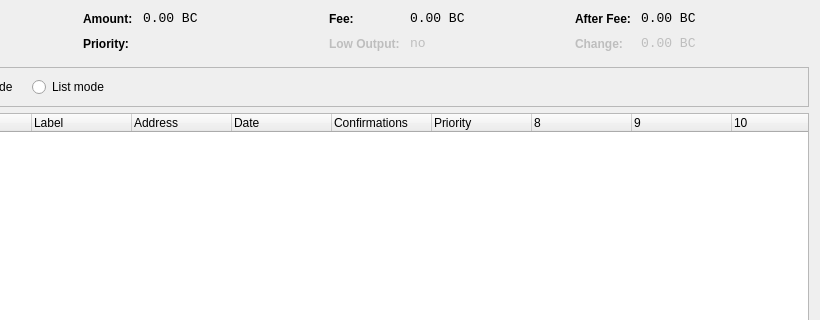
Qt form src/qt/forms/coincontroldialog.ui (bogatyrov/valorbit) before a commit; both pictures show x 180 to 1000 and y 0 to 320 of the 1000 by 500 pixel window.
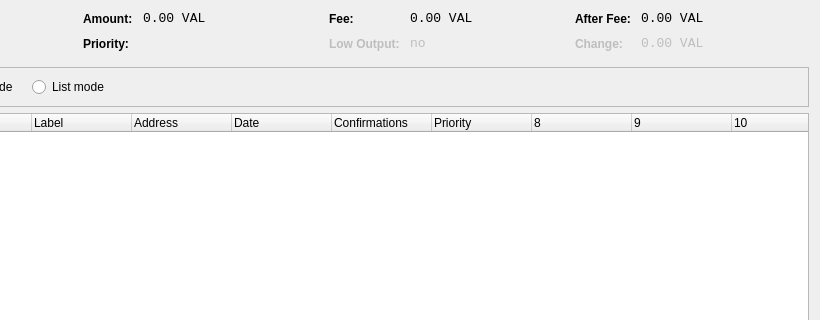
The same form after that commit. Custom widgets are drawn as their Qt base class.

Patch:
```diff
--- a/src/qt/forms/coincontroldialog.ui
+++ b/src/qt/forms/coincontroldialog.ui
@@ -141,7 +141,7 @@
           <enum>Qt::ActionsContextMenu</enum>
          </property>
          <property name="text">
-          <string notr="true">0.00 BC</string>
+          <string notr="true">0.00 VAL</string>
          </property>
          <property name="textInteractionFlags">
           <set>Qt::LinksAccessibleByMouse|Qt::TextSelectableByKeyboard|Qt::TextSelectableByMouse</set>
@@ -221,7 +221,7 @@
           <enum>Qt::ActionsContextMenu</enum>
          </property>
          <property name="text">
-          <string notr="true">0.00 BC</string>
+          <string notr="true">0.00 VAL</string>
          </property>
          <property name="textInteractionFlags">
           <set>Qt::LinksAccessibleByMouse|Qt::TextSelectableByKeyboard|Qt::TextSelectableByMouse</set>
@@ -307,7 +307,7 @@
           <enum>Qt::ActionsContextMenu</enum>
          </property>
          <property name="text">
-          <string notr="true">0.00 BC</string>
+          <string notr="true">0.00 VAL</string>
          </property>
          <property name="textInteractionFlags">
           <set>Qt::LinksAccessibleByMouse|Qt::TextSelectableByKeyboard|Qt::TextSelectableByMouse</set>
@@ -345,7 +345,7 @@
           <enum>Qt::ActionsContextMenu</enum>
          </property>
          <property name="text">
-          <string notr="true">0.00 BC</string>
+          <string notr="true">0.00 VAL</string>
          </property>
          <property name="textInteractionFlags">
           <set>Qt::LinksAccessibleByMouse|Qt::TextSelectableByKeyboard|Qt::TextSelectableByMouse</set>
```
